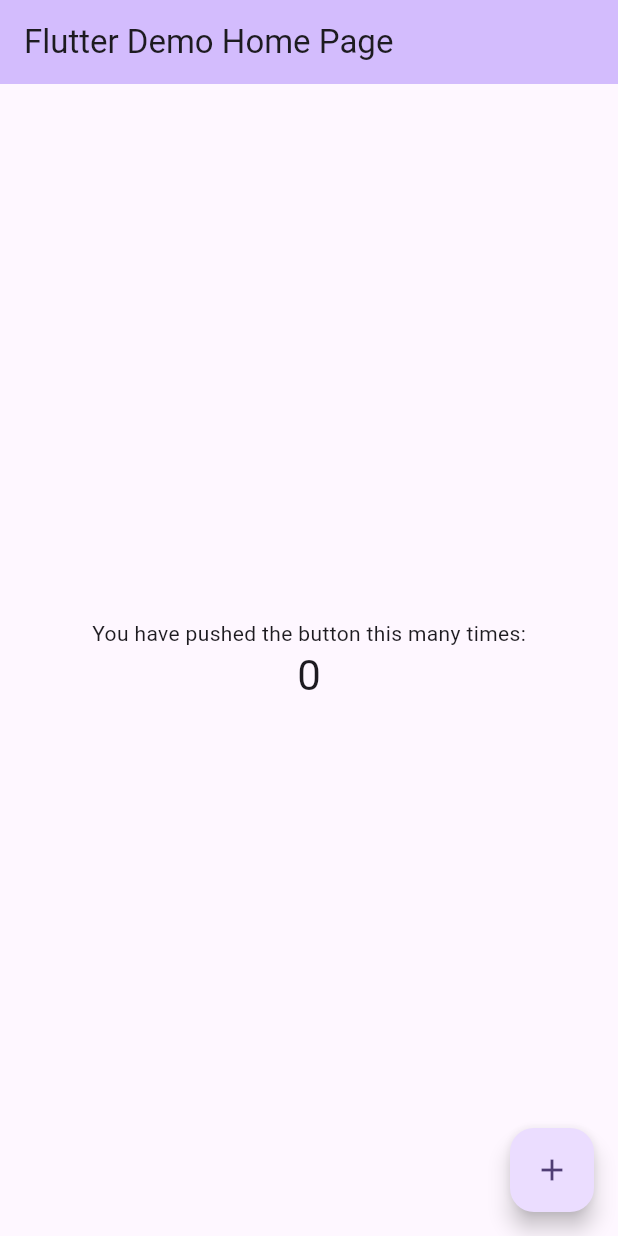
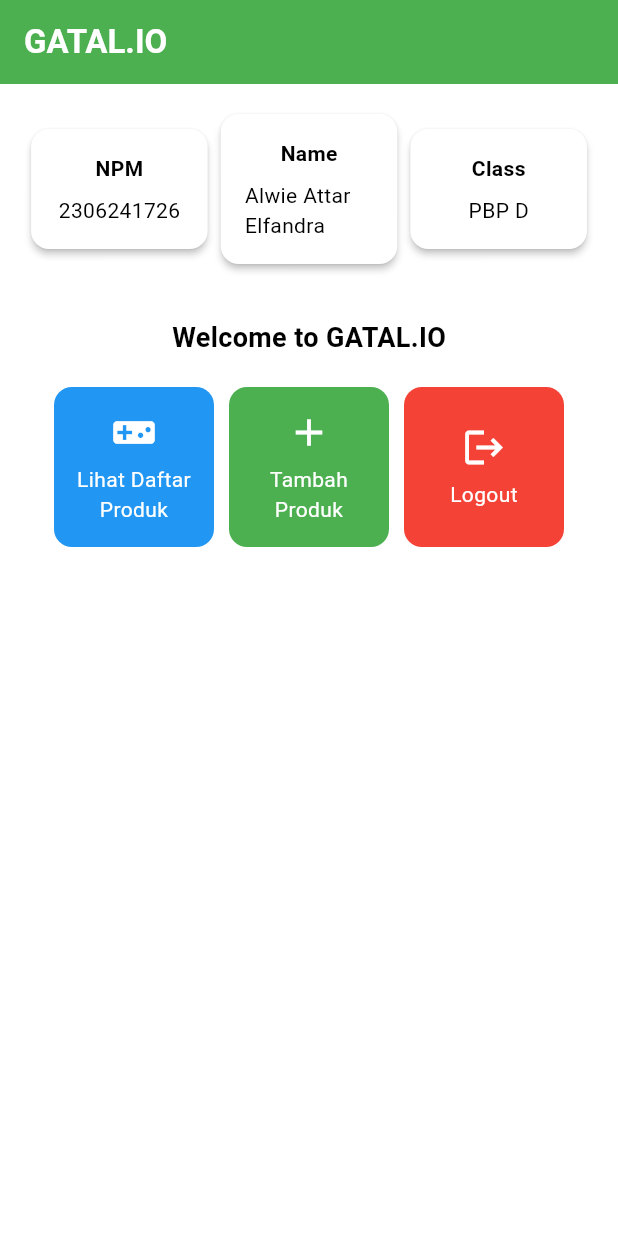
Before and after one commit to viscasa/gatal.io-mobile, a Flutter app: the screen it shows after launch, on a phone screen of 412 x 824 dp. Run offline on Flutter 3.47's test engine with Material 3 defaults, Android fonts, the phone set to English and light mode, and no system bars.

Commit message:
Finish WEEK07

```diff
--- a/lib/main.dart
+++ b/lib/main.dart
@@ -1,4 +1,5 @@
 import 'package:flutter/material.dart';
+import 'package:gatal_io_mobile/menu.dart';
 
 void main() {
   runApp(const MyApp());
@@ -28,98 +29,12 @@
         //
         // This works for code too, not just values: Most code changes can be
         // tested with just a hot reload.
-        colorScheme: ColorScheme.fromSeed(seedColor: Colors.deepPurple),
+        colorScheme: ColorScheme.fromSwatch(
+          primarySwatch: Colors.green,
+        ).copyWith(secondary: Colors.green[400]),
         useMaterial3: true,
       ),
-      home: const MyHomePage(title: 'Flutter Demo Home Page'),
+      home: MyHomePage(),
     );
   }
 }
-
-class MyHomePage extends StatefulWidget {
-  const MyHomePage({super.key, required this.title});
-
-  // This widget is the home page of your application. It is stateful, meaning
-  // that it has a State object (defined below) that contains fields that affect
-  // how it looks.
-
-  // This class is the configuration for the state. It holds the values (in this
-  // case the title) provided by the parent (in this case the App widget) and
-  // used by the build method of the State. Fields in a Widget subclass are
-  // always marked "final".
-
-  final String title;
-
-  @override
-  State<MyHomePage> createState() => _MyHomePageState();
-}
-
-class _MyHomePageState extends State<MyHomePage> {
-  int _counter = 0;
-
-  void _incrementCounter() {
-    setState(() {
-      // This call to setState tells the Flutter framework that something has
-      // changed in this State, which causes it to rerun the build method below
-      // so that the display can reflect the updated values. If we changed
-      // _counter without calling setState(), then the build method would not be
-      // called again, and so nothing would appear to happen.
-      _counter++;
-    });
-  }
-
-  @override
-  Widget build(BuildContext context) {
-    // This method is rerun every time setState is called, for instance as done
-    // by the _incrementCounter method above.
-    //
-    // The Flutter framework has been optimized to make rerunning build methods
-    // fast, so that you can just rebuild anything that needs updating rather
-    // than having to individually change instances of widgets.
-    return Scaffold(
-      appBar: AppBar(
-        // TRY THIS: Try changing the color here to a specific color (to
-        // Colors.amber, perhaps?) and trigger a hot reload to see the AppBar
-        // change color while the other colors stay the same.
-        backgroundColor: Theme.of(context).colorScheme.inversePrimary,
-        // Here we take the value from the MyHomePage object that was created by
-        // the App.build method, and use it to set our appbar title.
-        title: Text(widget.title),
-      ),
-      body: Center(
-        // Center is a layout widget. It takes a single child and positions it
-        // in the middle of the parent.
-        child: Column(
-          // Column is also a layout widget. It takes a list of children and
-          // arranges them vertically. By default, it sizes itself to fit its
-          // children horizontally, and tries to be as tall as its parent.
-          //
-          // Column has various properties to control how it sizes itself and
-          // how it positions its children. Here we use mainAxisAlignment to
-          // center the children vertically; the main axis here is the vertical
-          // axis because Columns are vertical (the cross axis would be
-          // horizontal).
-          //
-          // TRY THIS: Invoke "debug painting" (choose the "Toggle Debug Paint"
-          // action in the IDE, or press "p" in the console), to see the
-          // wireframe for each widget.
-          mainAxisAlignment: MainAxisAlignment.center,
-          children: <Widget>[
-            const Text(
-              'You have pushed the button this many times:',
-            ),
-            Text(
-              '$_counter',
-              style: Theme.of(context).textTheme.headlineMedium,
-            ),
-          ],
-        ),
-      ),
-      floatingActionButton: FloatingActionButton(
-        onPressed: _incrementCounter,
-        tooltip: 'Increment',
-        child: const Icon(Icons.add),
-      ), // This trailing comma makes auto-formatting nicer for build methods.
-    );
-  }
-}
--- /dev/null
+++ b/lib/menu.dart
@@ -0,0 +1,186 @@
+import 'package:flutter/material.dart';
+
+class MyHomePage extends StatelessWidget {
+  final String npm = '2306241726'; // NPM
+  final String name = 'Alwie Attar Elfandra'; // Nama
+  final String className = 'PBP D'; // Kelas
+  final List<ItemHomepage> items = [
+    ItemHomepage("Lihat Daftar Produk", Icons.videogame_asset, Colors.blue),
+    ItemHomepage("Tambah Produk", Icons.add, Colors.green),
+    ItemHomepage("Logout", Icons.logout, Colors.red),
+  ];
+  MyHomePage({super.key});
+
+  @override
+  Widget build(BuildContext context) {
+    // Scaffold menyediakan struktur dasar halaman dengan AppBar dan body.
+    return Scaffold(
+      // AppBar adalah bagian atas halaman yang menampilkan judul.
+      appBar: AppBar(
+        // Judul aplikasi dengan teks putih dan tebal.
+        title: const Text(
+          'GATAL.IO',
+          style: TextStyle(
+            color: Colors.white,
+            fontWeight: FontWeight.bold,
+          ),
+        ),
+        // Warna latar belakang AppBar diambil dari skema warna tema aplikasi.
+        backgroundColor: Theme.of(context).colorScheme.primary,
+      ),
+      // Body halaman dengan padding di sekelilingnya.
+      body: Padding(
+        padding: const EdgeInsets.all(16.0),
+        // Menyusun widget secara vertikal dalam sebuah kolom.
+        child: Column(
+          crossAxisAlignment: CrossAxisAlignment.center,
+          children: [
+            // Row untuk menampilkan 3 InfoCard secara horizontal.
+            Row(
+              mainAxisAlignment: MainAxisAlignment.spaceEvenly,
+              children: [
+                InfoCard(title: 'NPM', content: npm),
+                InfoCard(title: 'Name', content: name),
+                InfoCard(title: 'Class', content: className),
+              ],
+            ),
+
+            // Memberikan jarak vertikal 16 unit.
+            const SizedBox(height: 16.0),
+
+            // Menempatkan widget berikutnya di tengah halaman.
+            Center(
+              child: Column(
+                // Menyusun teks dan grid item secara vertikal.
+
+                children: [
+                  // Menampilkan teks sambutan dengan gaya tebal dan ukuran 18.
+                  const Padding(
+                    padding: EdgeInsets.only(top: 16.0),
+                    child: Text(
+                      'Welcome to GATAL.IO',
+                      style: TextStyle(
+                        fontWeight: FontWeight.bold,
+                        fontSize: 18.0,
+                      ),
+                    ),
+                  ),
+
+                  // Grid untuk menampilkan ItemCard dalam bentuk grid 3 kolom.
+                  GridView.count(
+                    primary: true,
+                    padding: const EdgeInsets.all(20),
+                    crossAxisSpacing: 10,
+                    mainAxisSpacing: 10,
+                    crossAxisCount: 3,
+                    // Agar grid menyesuaikan tinggi kontennya.
+                    shrinkWrap: true,
+
+                    // Menampilkan ItemCard untuk setiap item dalam list items.
+                    children: items.map((ItemHomepage item) {
+                      return ItemCard(item);
+                    }).toList(),
+                  ),
+                ],
+              ),
+            ),
+          ],
+        ),
+      ),
+    );
+  }
+}
+
+class InfoCard extends StatelessWidget {
+  // Kartu informasi yang menampilkan title dan content.
+
+  final String title;  // Judul kartu.
+  final String content;  // Isi kartu.
+
+  const InfoCard({super.key, required this.title, required this.content});
+
+  @override
+  Widget build(BuildContext context) {
+    return Card(
+      // Membuat kotak kartu dengan bayangan dibawahnya.
+      elevation: 2.0,
+      child: Container(
+        // Mengatur ukuran dan jarak di dalam kartu.
+        width: MediaQuery.of(context).size.width / 3.5, // menyesuaikan dengan lebar device yang digunakan.
+        padding: const EdgeInsets.all(16.0),
+        // Menyusun title dan content secara vertikal.
+        child: Column(
+          children: [
+            Text(
+              title,
+              style: const TextStyle(fontWeight: FontWeight.bold),
+            ),
+            const SizedBox(height: 8.0),
+            Text(content),
+          ],
+        ),
+      ),
+    );
+  }
+}
+
+class ItemHomepage {
+  final String name;
+  final IconData icon;
+  final MaterialColor color;
+
+  ItemHomepage(this.name, this.icon, this.color);
+}
+
+class ItemCard extends StatelessWidget {
+  // Menampilkan kartu dengan ikon dan nama.
+
+  final ItemHomepage item;
+
+  const ItemCard(this.item, {super.key});
+
+  @override
+  Widget build(BuildContext context) {
+    return Material(
+      // Menentukan warna latar belakang dari tema aplikasi.
+      color: item.color,
+      // Membuat sudut kartu melengkung.
+      borderRadius: BorderRadius.circular(12),
+
+      child: InkWell(
+        // Aksi ketika kartu ditekan.
+        onTap: () {
+          // Menampilkan pesan SnackBar saat kartu ditekan.
+          ScaffoldMessenger.of(context)
+            ..hideCurrentSnackBar()
+            ..showSnackBar(
+                SnackBar(content: Text("Kamu telah menekan tombol ${item.name}!"))
+            );
+        },
+        // Container untuk menyimpan Icon dan Text
+        child: Container(
+          padding: const EdgeInsets.all(8),
+          child: Center(
+            child: Column(
+              // Menyusun ikon dan teks di tengah kartu.
+              mainAxisAlignment: MainAxisAlignment.center,
+              children: [
+                Icon(
+                  item.icon,
+                  color: Colors.white,
+                  size: 30.0,
+                ),
+                const Padding(padding: EdgeInsets.all(3)),
+                Text(
+                  item.name,
+                  textAlign: TextAlign.center,
+                  style: const TextStyle(color: Colors.white),
+                ),
+              ],
+            ),
+          ),
+        ),
+      ),
+    );
+  }
+}
```
Also changed, not shown: 1 other file.
